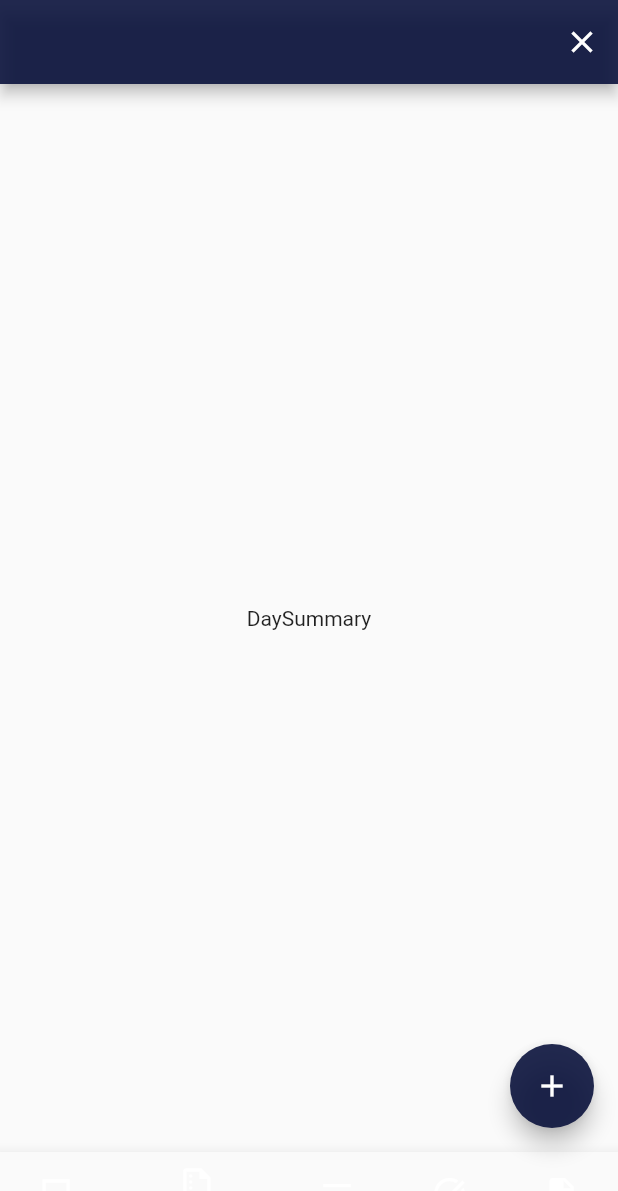
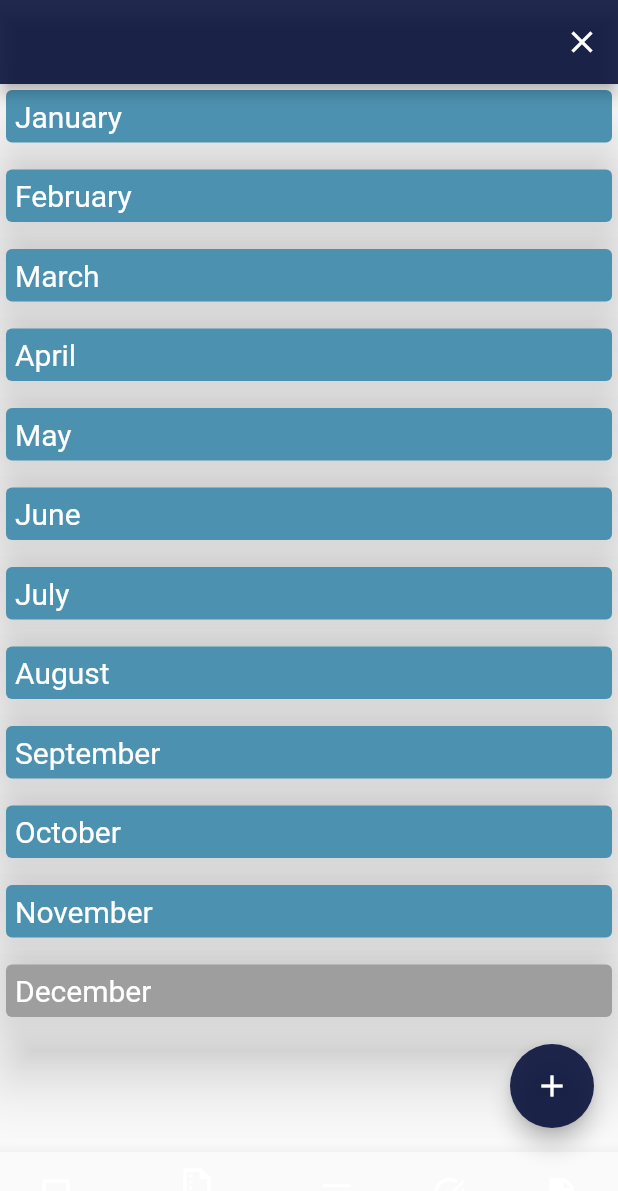
Before and after one commit to Abdelrhman1Ragab2/note_app, a Flutter app: the screen it shows after launch, item 2 of the bottom bar chosen, on a phone screen of 412 x 824 dp. Shown: the top 1191 px of the screen. Run offline on Flutter 3.47's test engine with Material 2 defaults, Android fonts, the phone set to English and light mode, and no system bars; our stand-ins replace audioplayers, file_picker, hive, hive_flutter, image_picker; missing offline and left inert: image_picker_platform_interface; accounts and stored records are empty.

Commit message:
#9 complete build ui for month_labels.dart complete build ui for day_labels.dart

```diff
--- a/lib/controller/bottom_provider.dart
+++ b/lib/controller/bottom_provider.dart
@@ -1,7 +1,7 @@
 import 'package:flutter/cupertino.dart';
 import 'package:note/view/home/overview_part/overview_screen.dart';
 
-import '../view/home/day_summary_part/day_summary.dart';
+import '../view/home/day_summary_part/month_labels.dart';
 import '../view/home/documentation_part/folders_screen.dart';
 import '../view/home/notes_part/notes.dart';
 import '../view/home/plan_part/plans.dart';
@@ -9,7 +9,7 @@ import '../view/home/plan_part/plans.dart';
 class BottomProvider with ChangeNotifier{
 
   int currentIndex=2;
-  List<Widget> homeScreens = const [OverView(),DaySummary(), Notes(), Plans(),FolderScreen()];
+  List<Widget> homeScreens = const [OverView(),MonthLabels(), Notes(), Plans(),FolderScreen()];
 
   void changeIndex(int index){
     currentIndex=index;
--- a/lib/core/const/app_constant.dart
+++ b/lib/core/const/app_constant.dart
@@ -2,17 +2,40 @@ import 'package:note/model/document.dart';
 import 'package:note/model/folders.dart';
 import 'package:note/model/note.dart';
 
-class AppConstant{
+class AppConstant {
   /// boxs
-  static const noteBox="myNoteBox4";
-  static const fileBox="myFileBox";
-  static const folderBox="myFolderBox";
+  static const noteBox = "myNoteBox4";
+  static const fileBox = "myFileBox";
+  static const folderBox = "myFolderBox";
 
-  static const  String defaultImageURl = "https://images.unsplash.com/photo-1575936123452-b67c3203c357?ixlib=rb-4.0.3&ixid=MnwxMjA3fDB8MHxzZWFyY2h8Mnx8aW1hZ2V8ZW58MHx8MHx8&w=1000&q=80";
+  static const String defaultImageURl =
+      "https://images.unsplash.com/photo-1575936123452-b67c3203c357?ixlib=rb-4.0.3&ixid=MnwxMjA3fDB8MHxzZWFyY2h8Mnx8aW1hZ2V8ZW58MHx8MHx8&w=1000&q=80";
 
+  /// default box
+  static Note myNote = Note(
+      id: "fake",
+      title: "title",
+      isDefaultImage: true,
+      lastUpdate: "lastUpdate",
+      content: "content",
+      coverImageUrl: "coverImageUrl");
+  static Document myDocument =
+      Document(id: 999, filePath: "path", folderName: "path", fileName: "fake");
+  static Folder myFolder = Folder(id: 999, name: "path", type: "path");
 
- /// default box
-  static  Note myNote =  Note(id: "fake", title: "title", isDefaultImage: true, lastUpdate: "lastUpdate", content: "content", coverImageUrl: "coverImageUrl");
-  static Document myDocument=Document(id: 999,filePath: "path", folderName: "path",fileName: "fake");
-  static Folder myFolder=Folder(id: 999,name: "path", type: "path");
+  /// monthLabel for daySummary
+  static const Map<String,int> monthLabel = {
+    "January":31,
+    "February":28,
+    "March":31,
+    "April":30,
+    "May":31,
+    "June":30,
+    "July":31,
+    "August":31,
+    "September":30,
+    "October":31,
+    "November":30,
+    "December":31,
+  };
 }
--- a/lib/view/home/day_summary_part/day_summary.dart
+++ /dev/null
@@ -1,13 +0,0 @@
-import 'package:flutter/material.dart';
-
-class DaySummary extends StatelessWidget {
-  const DaySummary({Key? key}) : super(key: key);
-  static const routeName="DaySummary";
-
-  @override
-  Widget build(BuildContext context) {
-    return  const Center(
-      child: Text(routeName),
-    );
-  }
-}
--- /dev/null
+++ b/lib/view/home/day_summary_part/month_labels.dart
@@ -0,0 +1,51 @@
+import 'package:flutter/material.dart';
+import 'package:note/core/const/app_constant.dart';
+import 'package:note/core/widget/my_text.dart';
+
+import 'day_labels.dart';
+
+class MonthLabels extends StatelessWidget {
+  const MonthLabels({Key? key}) : super(key: key);
+  static const routeName = "MonthLabels";
+
+  @override
+  Widget build(BuildContext context) {
+    return buildBody(context);
+  }
+
+  Widget buildBody(BuildContext context) {
+    return ListView.separated(
+        itemBuilder: (context, index) =>
+            listBody(context, AppConstant.monthLabel.keys.toList()[index],
+                AppConstant.monthLabel.values.toList()[index], index),
+        separatorBuilder: (_, __) => const SizedBox(height: 10,),
+        itemCount: 12);
+  }
+
+  Widget listBody(BuildContext context, String month, int dayNumbers,
+      int index) {
+    bool currentMonth = index + 1 == DateTime
+        .now()
+        .month;
+    return InkWell(
+      onTap: () {
+        Navigator.pushNamed(context, DayLabels.routeName, arguments: {
+          "DayNumbers": dayNumbers,
+          "MonthName": month,
+          "MonthNumber": index + 1,
+        }
+        );
+      },
+      child: Card(
+        color: currentMonth ? Colors.grey : Theme
+            .of(context)
+            .secondaryHeaderColor,
+        elevation: 20,
+        child: Padding(
+          padding: const EdgeInsets.all(6.0),
+          child: myText(month, size: 20),
+        ),
+      ),
+    );
+  }
+}
--- a/lib/view/home/documentation_part/folders_screen.dart
+++ b/lib/view/home/documentation_part/folders_screen.dart
@@ -32,7 +32,7 @@ class FolderScreen extends StatelessWidget {
 
           crossAxisSpacing: 5,
           mainAxisSpacing: 5,
-          mainAxisExtent: 150,
+          mainAxisExtent: 200,
 
         ),
         itemBuilder: (context,index){
--- a/lib/view/my_app.dart
+++ b/lib/view/my_app.dart
@@ -2,6 +2,7 @@ import 'package:flutter/material.dart';
 import 'package:note/view/home/notes_part/editing.dart';
 
 import 'dashbord.dart';
+import 'home/day_summary_part/day_labels.dart';
 import 'home/documentation_part/document_screen.dart';
 
 class MyApp extends StatelessWidget {
@@ -32,10 +33,11 @@ class MyApp extends StatelessWidget {
       routes: {
         EditingPage.routeName:(context)=>EditingPage(),
         DocumentationScreen.routeName:(context)=>const DocumentationScreen(),
+        DayLabels.routeName:(context)=>const DayLabels(),
 
       },
 
-      home: DashBord(),
+      home: const DashBord(),
     );
   }
 }
```
Also changed, not shown: lib/controller/document_provider.dart (+6 -7 lines), lib/view/home/day_summary_part/day_labels.dart (added, +47 -0 lines).
